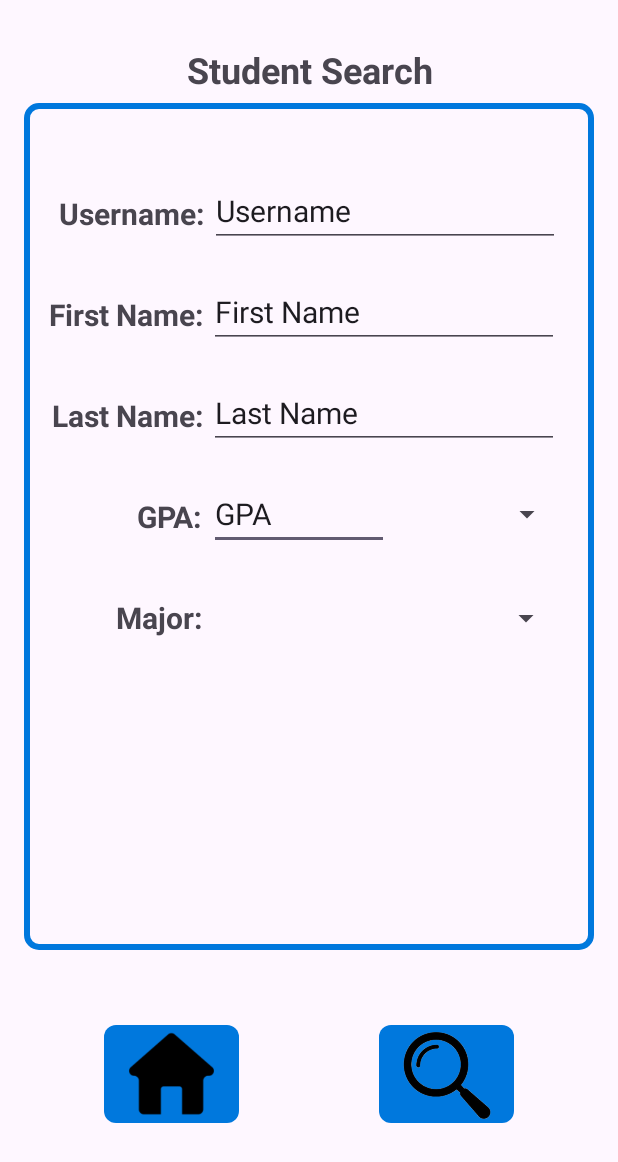
After one commit to MikeEberhart/Homework03_Program1, an Android app: the SearchActivity screen opened directly, with no data from a screen before it, on a phone screen of 412 x 824 dp. The commit adds this screen. Shown: the top 1162 px of the screen. Run offline under Robolectric (Android 15) with nearby library versions, the phone set to English and light mode, and no system bars.

Commit message:
Worked on the Activities; Worked on the cells and adapters; Worked on some buttons;
Worked on setting up most of the Activities. Worked on setting up the cell layouts for bot the student list view and the view switcher for the search activity. Added some button to switch the views.

```diff
--- /dev/null
+++ b/app/src/main/java/com/example/homework03_program1/SearchActivity.java
@@ -0,0 +1,80 @@
+package com.example.homework03_program1;
+
+import android.content.Context;
+import android.content.Intent;
+import android.os.Bundle;
+import android.view.LayoutInflater;
+import android.view.View;
+import android.widget.ImageView;
+import android.widget.ViewSwitcher;
+
+import androidx.activity.EdgeToEdge;
+import androidx.appcompat.app.AppCompatActivity;
+import androidx.core.graphics.Insets;
+import androidx.core.view.ViewCompat;
+import androidx.core.view.WindowInsetsCompat;
+
+public class SearchActivity extends AppCompatActivity
+{
+//    View vs_jSearch_viewSwitcher;
+    ImageView iv_jSearch_homeBtn;
+    ImageView iv_jSearch_searchBtn;
+    Intent sa_mainIntent;
+    Intent sa_detailsIntent;
+    View sa_vsSwitcher_search;
+    View sa_vsSwitcher_results;
+    ViewSwitcher vs_jSearch_viewSwitcher;
+
+    @Override
+    protected void onCreate(Bundle savedInstanceState)
+    {
+        super.onCreate(savedInstanceState);
+        EdgeToEdge.enable(this);
+        setContentView(R.layout.activity_search);
+        SA_ListOfIntents();
+        SA_ListOfViews();
+        SA_OnClickListeners();
+        vs_jSearch_viewSwitcher.setAnimateFirstView(true);
+    }
+    private void SA_ListOfIntents()
+    {
+        sa_mainIntent = new Intent(this, MainActivity.class);
+        sa_detailsIntent = new Intent(this, DetailsActivity.class);
+    }
+    private void SA_ListOfViews()
+    {
+        vs_jSearch_viewSwitcher = findViewById(R.id.vs_vSearch_viewSwitcher);
+        iv_jSearch_homeBtn = findViewById(R.id.iv_vSearch_homeBtn);
+        iv_jSearch_searchBtn = findViewById(R.id.iv_vSearch_searchBtn);
+
+//        LayoutInflater sa_inflater = LayoutInflater.from(this);
+        LayoutInflater sa_inflater = (LayoutInflater) this.getSystemService(Context.LAYOUT_INFLATER_SERVICE);
+        sa_vsSwitcher_search = sa_inflater.inflate(R.layout.sa_vswitcher_search_layout, null);
+        sa_vsSwitcher_results = sa_inflater.inflate(R.layout.sa_vswitcher_results_layout, null);
+        vs_jSearch_viewSwitcher.addView(sa_vsSwitcher_search);
+        vs_jSearch_viewSwitcher.addView(sa_vsSwitcher_results);
+
+    }
+    private void SA_OnClickListeners()
+    {
+        iv_jSearch_homeBtn.setOnClickListener(new View.OnClickListener()
+        {
+            @Override
+            public void onClick(View v)
+            {
+                startActivity(sa_mainIntent);
+            }
+        });
+        iv_jSearch_searchBtn.setOnClickListener(new View.OnClickListener()
+        {
+            @Override
+            public void onClick(View v)
+            {
+                if(vs_jSearch_viewSwitcher.getCurrentView() == sa_vsSwitcher_search)
+                {
+                    vs_jSearch_viewSwitcher.showNext();
+                }
+            }
+        });
+    }
+}
--- /dev/null
+++ b/app/src/main/res/drawable/blk_line_label.xml
@@ -0,0 +1,6 @@
+<?xml version="1.0" encoding="utf-8"?>
+<shape xmlns:android="http://schemas.android.com/apk/res/android" android:shape="line">
+    <solid android:color="@android:color/transparent"/>
+    <stroke android:width="2dp" android:color="@color/black"/>
+    <padding android:bottom="0dp"/>
+</shape>
--- /dev/null
+++ b/app/src/main/res/layout/activity_search.xml
@@ -0,0 +1,67 @@
+<?xml version="1.0" encoding="utf-8"?>
+<androidx.constraintlayout.widget.ConstraintLayout xmlns:android="http://schemas.android.com/apk/res/android"
+    xmlns:app="http://schemas.android.com/apk/res-auto"
+    xmlns:tools="http://schemas.android.com/tools"
+    android:id="@+id/main"
+    android:layout_width="match_parent"
+    android:layout_height="match_parent"
+    tools:context=".SearchActivity">
+
+    <ViewSwitcher
+        android:id="@+id/vs_vSearch_viewSwitcher"
+        android:layout_width="0dp"
+        android:layout_height="0dp"
+        android:layout_marginStart="16dp"
+        android:layout_marginTop="6dp"
+        android:layout_marginEnd="16dp"
+        android:layout_marginBottom="50dp"
+        android:background="@drawable/listview_rounded_edges"
+        app:layout_constraintBottom_toTopOf="@+id/iv_vSearch_homeBtn"
+        app:layout_constraintEnd_toEndOf="parent"
+        app:layout_constraintHorizontal_bias="0.0"
+        app:layout_constraintStart_toStartOf="parent"
+        app:layout_constraintTop_toBottomOf="@+id/tv_vSearch_headerText"
+        app:layout_constraintVertical_bias="0.461" />
+
+    <ImageView
+        android:id="@+id/iv_vSearch_searchBtn"
+        android:layout_width="90dp"
+        android:layout_height="65dp"
+        android:layout_marginEnd="69dp"
+        android:layout_marginBottom="75dp"
+        android:background="@drawable/btn_rounded_edges"
+        android:backgroundTint="@color/lions_blue"
+        android:scaleType="fitCenter"
+        app:layout_constraintBottom_toBottomOf="parent"
+        app:layout_constraintEnd_toEndOf="parent"
+        app:layout_constraintStart_toEndOf="@+id/iv_vSearch_homeBtn"
+        app:srcCompat="@drawable/search_ic_blk" />
+
+    <ImageView
+        android:id="@+id/iv_vSearch_homeBtn"
+        android:layout_width="90dp"
+        android:layout_height="65dp"
+        android:layout_marginStart="69dp"
+        android:layout_marginEnd="93dp"
+        android:layout_marginBottom="75dp"
+        android:background="@drawable/btn_rounded_edges"
+        android:backgroundTint="@color/lions_blue"
+        android:scaleType="fitCenter"
+        app:layout_constraintBottom_toBottomOf="parent"
+        app:layout_constraintEnd_toStartOf="@+id/iv_vSearch_searchBtn"
+        app:layout_constraintStart_toStartOf="parent"
+        app:srcCompat="@drawable/home_btn_blk" />
+
+    <TextView
+        android:id="@+id/tv_vSearch_headerText"
+        android:layout_width="wrap_content"
+        android:layout_height="wrap_content"
+        android:layout_marginTop="30dp"
+        android:text="Student Search"
+        android:textAlignment="center"
+        android:textSize="24sp"
+        android:textStyle="bold"
+        app:layout_constraintEnd_toEndOf="parent"
+        app:layout_constraintStart_toStartOf="parent"
+        app:layout_constraintTop_toTopOf="parent" />
+</androidx.constraintlayout.widget.ConstraintLayout>
--- /dev/null
+++ b/app/src/main/res/layout/sa_vswitcher_results_layout.xml
@@ -0,0 +1,6 @@
+<?xml version="1.0" encoding="utf-8"?>
+<androidx.constraintlayout.widget.ConstraintLayout xmlns:android="http://schemas.android.com/apk/res/android"
+    android:layout_width="match_parent"
+    android:layout_height="match_parent">
+
+</androidx.constraintlayout.widget.ConstraintLayout>
--- /dev/null
+++ b/app/src/main/res/layout/sa_vswitcher_search_layout.xml
@@ -0,0 +1,161 @@
+<?xml version="1.0" encoding="utf-8"?>
+<androidx.constraintlayout.widget.ConstraintLayout xmlns:android="http://schemas.android.com/apk/res/android"
+    xmlns:app="http://schemas.android.com/apk/res-auto"
+    xmlns:tools="http://schemas.android.com/tools"
+    android:layout_width="match_parent"
+    android:layout_height="match_parent">
+
+    <TextView
+        android:id="@+id/tv_vsSearch_usernameLabel"
+        android:layout_width="wrap_content"
+        android:layout_height="wrap_content"
+        android:layout_marginStart="36dp"
+        android:layout_marginTop="56dp"
+        android:layout_marginEnd="4dp"
+        android:text="Username:"
+        android:textAlignment="textEnd"
+        android:textSize="20sp"
+        android:textStyle="bold"
+        app:layout_constraintEnd_toStartOf="@+id/et_vsSearch_username"
+        app:layout_constraintStart_toStartOf="parent"
+        app:layout_constraintTop_toTopOf="parent" />
+
+    <Spinner
+        android:id="@+id/spinner"
+        android:layout_width="236dp"
+        android:layout_height="28dp"
+        android:layout_marginTop="31dp"
+        android:layout_marginEnd="36dp"
+        app:layout_constraintEnd_toEndOf="parent"
+        app:layout_constraintStart_toEndOf="@+id/tv_vsSearch_majorLabel"
+        app:layout_constraintTop_toBottomOf="@+id/et_vsSearch_gpa" />
+
+    <EditText
+        android:id="@+id/et_vsSearch_gpa"
+        android:layout_width="120dp"
+        android:layout_height="wrap_content"
+        android:layout_marginStart="5dp"
+        android:layout_marginTop="19dp"
+        android:ems="10"
+        android:inputType="text"
+        android:text="GPA"
+        android:textSize="20sp"
+        app:layout_constraintEnd_toStartOf="@+id/spinner2"
+        app:layout_constraintStart_toEndOf="@+id/tv_vsSearch_gpaLabel"
+        app:layout_constraintTop_toBottomOf="@+id/editTextText3" />
+
+    <Spinner
+        android:id="@+id/spinner2"
+        android:layout_width="108dp"
+        android:layout_height="48dp"
+        android:layout_marginStart="8dp"
+        android:layout_marginTop="19dp"
+        android:layout_marginEnd="36dp"
+        app:layout_constraintEnd_toEndOf="parent"
+        app:layout_constraintStart_toEndOf="@+id/et_vsSearch_gpa"
+        app:layout_constraintTop_toBottomOf="@+id/editTextText3" />
+
+    <TextView
+        android:id="@+id/tv_vsSearch_gpaLabel"
+        android:layout_width="wrap_content"
+        android:layout_height="wrap_content"
+        android:layout_marginStart="89dp"
+        android:layout_marginTop="40dp"
+        android:text="GPA:"
+        android:textAlignment="textEnd"
+        android:textSize="20sp"
+        android:textStyle="bold"
+        app:layout_constraintEnd_toStartOf="@+id/et_vsSearch_gpa"
+        app:layout_constraintStart_toStartOf="parent"
+        app:layout_constraintTop_toBottomOf="@+id/tv_vsSearch_lnameLabel" />
+
+    <TextView
+        android:id="@+id/tv_vsSearch_fnameLabel"
+        android:layout_width="wrap_content"
+        android:layout_height="wrap_content"
+        android:layout_marginStart="29dp"
+        android:layout_marginTop="40dp"
+        android:layout_marginEnd="4dp"
+        android:text="First Name:"
+        android:textAlignment="textEnd"
+        android:textSize="20sp"
+        android:textStyle="bold"
+        app:layout_constraintEnd_toStartOf="@+id/et_vsSearch_fname"
+        app:layout_constraintStart_toStartOf="parent"
+        app:layout_constraintTop_toBottomOf="@+id/tv_vsSearch_usernameLabel" />
+
+    <TextView
+        android:id="@+id/tv_vsSearch_lnameLabel"
+        android:layout_width="wrap_content"
+        android:layout_height="wrap_content"
+        android:layout_marginStart="31dp"
+        android:layout_marginTop="40dp"
+        android:layout_marginEnd="4dp"
+        android:text="Last Name:"
+        android:textAlignment="textEnd"
+        android:textSize="20sp"
+        android:textStyle="bold"
+        app:layout_constraintEnd_toStartOf="@+id/editTextText3"
+        app:layout_constraintStart_toStartOf="parent"
+        app:layout_constraintTop_toBottomOf="@+id/tv_vsSearch_fnameLabel" />
+
+    <EditText
+        android:id="@+id/et_vsSearch_fname"
+        android:layout_width="wrap_content"
+        android:layout_height="wrap_content"
+        android:layout_marginTop="19dp"
+        android:layout_marginEnd="36dp"
+        android:ems="10"
+        android:inputType="text"
+        android:text="First Name"
+        android:textAlignment="textStart"
+        android:textSize="20sp"
+        app:layout_constraintEnd_toEndOf="parent"
+        app:layout_constraintStart_toEndOf="@+id/tv_vsSearch_fnameLabel"
+        app:layout_constraintTop_toBottomOf="@+id/et_vsSearch_username" />
+
+    <TextView
+        android:id="@+id/tv_vsSearch_majorLabel"
+        android:layout_width="wrap_content"
+        android:layout_height="wrap_content"
+        android:layout_marginStart="76dp"
+        android:layout_marginTop="40dp"
+        android:layout_marginEnd="4dp"
+        android:text="Major:"
+        android:textAlignment="textEnd"
+        android:textSize="20sp"
+        android:textStyle="bold"
+        app:layout_constraintEnd_toStartOf="@+id/spinner"
+        app:layout_constraintStart_toStartOf="parent"
+        app:layout_constraintTop_toBottomOf="@+id/tv_vsSearch_gpaLabel" />
+
+    <EditText
+        android:id="@+id/editTextText3"
+        android:layout_width="wrap_content"
+        android:layout_height="wrap_content"
+        android:layout_marginTop="19dp"
+        android:layout_marginEnd="36dp"
+        android:ems="10"
+        android:inputType="text"
+        android:text="Last Name"
+        android:textSize="20sp"
+        app:layout_constraintEnd_toEndOf="parent"
+        app:layout_constraintStart_toEndOf="@+id/tv_vsSearch_lnameLabel"
+        app:layout_constraintTop_toBottomOf="@+id/et_vsSearch_fname" />
+
+    <EditText
+        android:id="@+id/et_vsSearch_username"
+        android:layout_width="wrap_content"
+        android:layout_height="wrap_content"
+        android:layout_marginTop="44dp"
+        android:layout_marginEnd="36dp"
+        android:ems="10"
+        android:inputType="text"
+        android:text="Username"
+        android:textAlignment="textStart"
+        android:textSize="20sp"
+        app:layout_constraintEnd_toEndOf="parent"
+        app:layout_constraintStart_toEndOf="@+id/tv_vsSearch_usernameLabel"
+        app:layout_constraintTop_toTopOf="parent" />
+
+</androidx.constraintlayout.widget.ConstraintLayout>
```
Also changed, not shown: app/src/main/AndroidManifest.xml (+9 -0 lines), app/src/main/java/com/example/homework03_program1/AddActivity.java (added, +22 -0 lines), app/src/main/java/com/example/homework03_program1/DatabaseHelper.java (+4 -4 lines), app/src/main/java/com/example/homework03_program1/DetailsActivity.java (added, +22 -0 lines), app/src/main/java/com/example/homework03_program1/MainActivity.java (+67 -13 lines), app/src/main/java/com/example/homework03_program1/MajorData.java (+42 -0 lines), app/src/main/java/com/example/homework03_program1/StudentListAdapter.java (+39 -9 lines), app/src/main/res/layout/activity_add.xml (added, +10 -0 lines), app/src/main/res/layout/activity_details.xml (added, +10 -0 lines), app/src/main/res/layout/activity_main.xml (+20 -19 lines), app/src/main/res/layout/main_student_list_cell.xml (added, +116 -0 lines), app/src/main/res/drawable/back_btn_blk.png (added), app/src/main/res/drawable/home_btn_blk.png (added).
